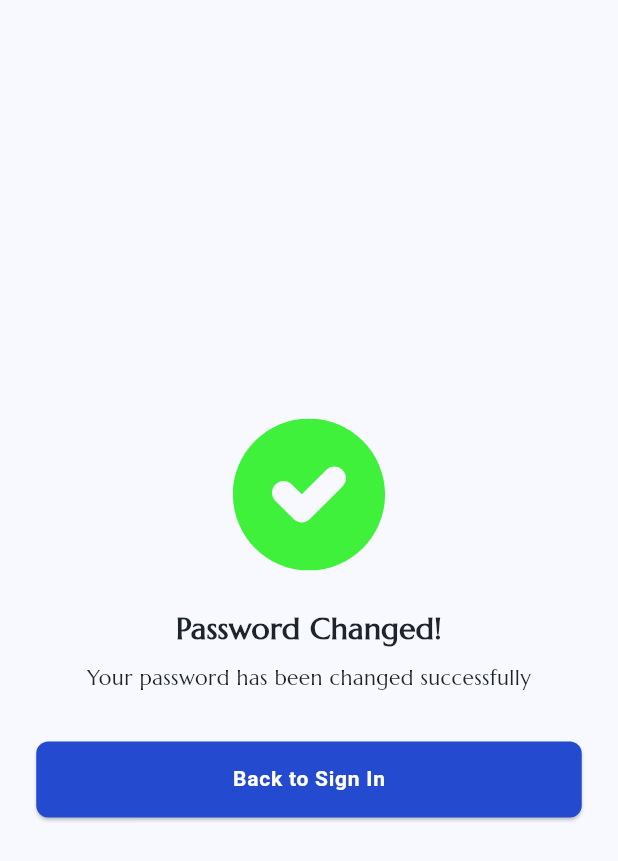
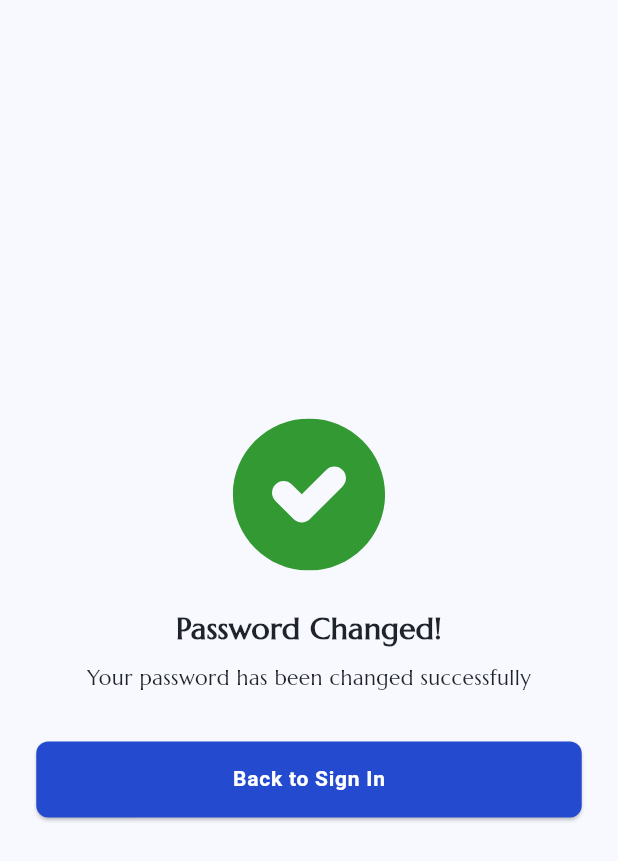
Before and after one commit to Jossyboydgenius/Ballot-Access-Pro, a Flutter app: the PasswordChangedView screen opened by its route, on a phone screen of 412 x 824 dp. Shown: the top 861 px of the screen. Run offline on Flutter 3.47's test engine with Material 3 defaults, Android fonts, the light colour scheme and no system bars; our stand-ins replace flutter_screenutil, flutter_svg.

Commit message:
Update PasswordChangedView to change success icon color from green to green100, improving visual consistency in the user interface.

```diff
--- a/lib/ui/views/authentication/password_changed_view.dart
+++ b/lib/ui/views/authentication/password_changed_view.dart
@@ -23,7 +23,7 @@ class PasswordChangedView extends StatelessWidget {
               AppIcons(
                 icon: AppIconData.successmark,
                 size: 100.r,
-                color: AppColors.green,
+                color: AppColors.green100,
               ),
               AppSpacing.v24(),
               Text(
```
